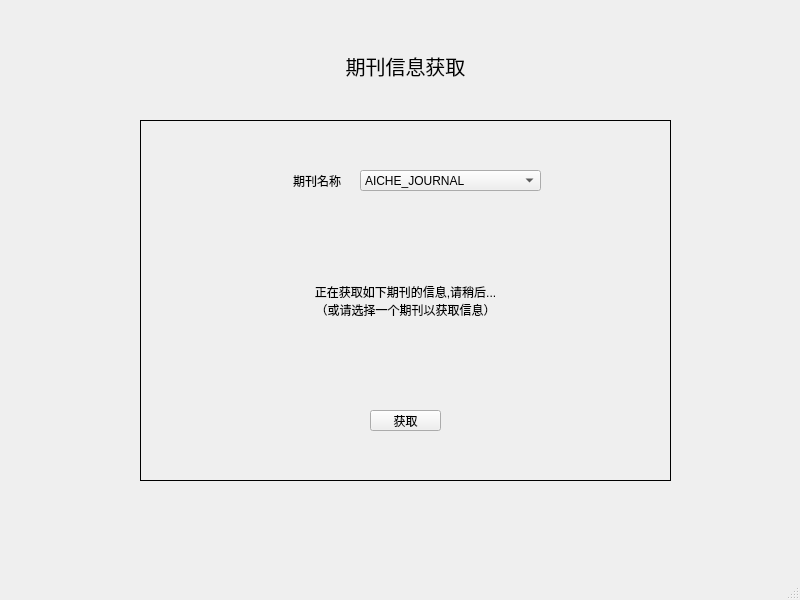
ZUCCBBQ/Ocean, file view/ui_obtain_journal.ui: the form before one commit.
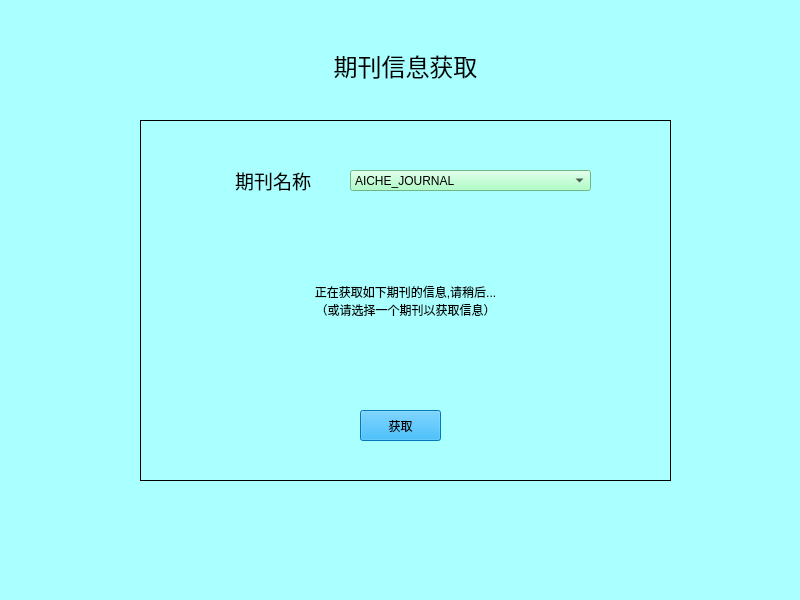
The form after the commit.

The edit to the form file:
```diff
--- a/view/ui_obtain_journal.ui
+++ b/view/ui_obtain_journal.ui
@@ -13,18 +13,23 @@
   <property name="windowTitle">
    <string>期刊信息获取</string>
   </property>
+  <property name="styleSheet">
+   <string notr="true">background-color: rgb(170, 255, 255);
+font: 12pt &quot;楷体&quot;;</string>
+  </property>
   <widget class="QWidget" name="centralwidget">
    <widget class="QPushButton" name="obtainButton">
     <property name="geometry">
      <rect>
-      <x>370</x>
+      <x>360</x>
       <y>410</y>
-      <width>71</width>
-      <height>21</height>
+      <width>81</width>
+      <height>31</height>
      </rect>
     </property>
     <property name="styleSheet">
-     <string notr="true">font: 11pt &quot;黑体&quot;;
+     <string notr="true">font: 14pt &quot;楷体&quot;;
+background-color: rgb(0, 170, 255);
 </string>
     </property>
     <property name="text">
@@ -34,12 +39,21 @@
    <widget class="QLabel" name="journalLabel">
     <property name="geometry">
      <rect>
-      <x>270</x>
+      <x>220</x>
       <y>170</y>
-      <width>71</width>
+      <width>91</width>
       <height>21</height>
      </rect>
     </property>
+    <property name="font">
+     <font>
+      <family>楷体</family>
+      <pointsize>14</pointsize>
+      <weight>50</weight>
+      <italic>false</italic>
+      <bold>false</bold>
+     </font>
+    </property>
     <property name="styleSheet">
      <string notr="true">font: 11pt &quot;黑体&quot;;</string>
     </property>
@@ -53,14 +67,15 @@
    <widget class="QComboBox" name="jounralComboBox">
     <property name="geometry">
      <rect>
-      <x>360</x>
+      <x>350</x>
       <y>170</y>
-      <width>181</width>
+      <width>241</width>
       <height>21</height>
      </rect>
     </property>
     <property name="styleSheet">
-     <string notr="true">font: 11pt &quot;黑体&quot;;</string>
+     <string notr="true">font: 75 11pt &quot;Times New Roman&quot;;
+background-color: rgb(152, 255, 185);</string>
     </property>
     <item>
      <property name="text">
@@ -79,9 +94,16 @@
     </property>
     <property name="font">
      <font>
-      <pointsize>15</pointsize>
+      <family>楷体</family>
+      <pointsize>18</pointsize>
+      <weight>50</weight>
+      <italic>false</italic>
+      <bold>false</bold>
      </font>
     </property>
+    <property name="styleSheet">
+     <string notr="true">font: 18pt &quot;楷体&quot;;</string>
+    </property>
     <property name="text">
      <string>期刊信息获取</string>
     </property>
@@ -108,9 +130,9 @@
    <widget class="QLabel" name="promptLabel">
     <property name="geometry">
      <rect>
-      <x>240</x>
+      <x>180</x>
       <y>210</y>
-      <width>331</width>
+      <width>451</width>
       <height>181</height>
      </rect>
     </property>
```
Left out of the diff: 6 changed lines with no effect on the pictures.
